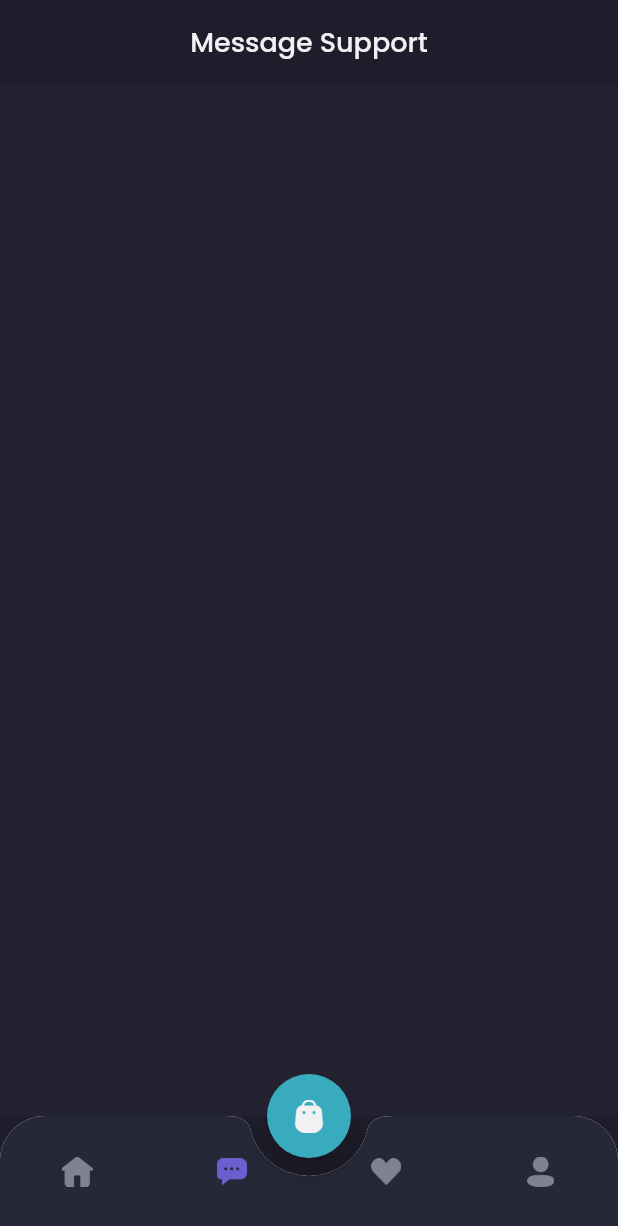
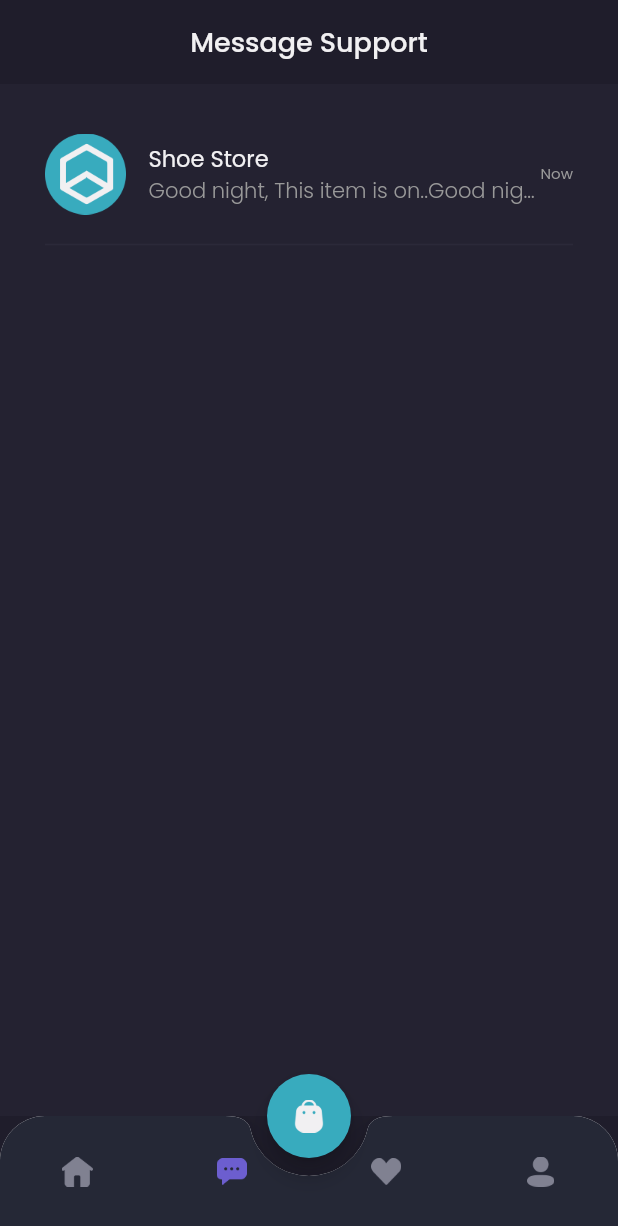
Before and after one commit to endijulian/flutter_toko_online, a Flutter app: the MainPage screen opened by its route, item 2 of the bottom bar chosen, on a phone screen of 412 x 824 dp. Shown: the top 1226 px of the screen. Run offline on Flutter 3.47's test engine with Material 2 defaults, Android fonts, the phone set to English and light mode, and no system bars; our stand-ins replace google_fonts.

Commit message:
detail_chat_page

```diff
--- a/lib/main.dart
+++ b/lib/main.dart
@@ -1,4 +1,5 @@
 import 'package:flutter/material.dart';
+import 'package:shamo/pages/detail_chat_page.dart';
 import 'package:shamo/pages/home/main_page.dart';
 import 'package:shamo/pages/sign_in_page.dart';
 import 'package:shamo/pages/sign_up_page.dart';
@@ -16,6 +17,7 @@ class MyApp extends StatelessWidget {
         '/sign-in': (context) => SignInPage(),
         '/sign-up': (context) => SignUpPage(),
         '/home': (context) => MainPage(),
+        '/detail-chat': (context) => DetailChatPage(),
       },
     );
   }
--- a/lib/pages/home/chat_page.dart
+++ b/lib/pages/home/chat_page.dart
@@ -88,6 +88,9 @@ class ChatPage extends StatelessWidget {
           width: double.infinity,
           color: backgroundColor3,
           child: ListView(
+            padding: EdgeInsets.symmetric(
+              horizontal: defaultMargin,
+            ),
             children: [
               ChatTile(),
             ],
--- a/lib/widgets/chat_tile.dart
+++ b/lib/widgets/chat_tile.dart
@@ -1,8 +1,66 @@
 import 'package:flutter/material.dart';
+import 'package:shamo/theme.dart';
 
 class ChatTile extends StatelessWidget {
   @override
   Widget build(BuildContext context) {
-    return Container();
+    return GestureDetector(
+      onTap: () {
+        Navigator.pushNamed(context, '/detail-chat');
+      },
+      child: Container(
+        margin: EdgeInsets.only(
+          top: 33,
+        ),
+        child: Column(
+          children: [
+            Row(
+              children: [
+                Image.asset(
+                  'assets/image_shop_logo.png',
+                  width: 54,
+                ),
+                SizedBox(
+                  width: 15,
+                ),
+                Expanded(
+                  child: Column(
+                    crossAxisAlignment: CrossAxisAlignment.start,
+                    children: [
+                      Text(
+                        'Shoe Store',
+                        style: primaryTextStyle.copyWith(
+                          fontSize: 15,
+                        ),
+                      ),
+                      Text(
+                        'Good night, This item is on..Good night, This item is on..Good night, This item is on..',
+                        style: secondaryTextStyle.copyWith(
+                          fontWeight: light,
+                        ),
+                        overflow: TextOverflow.ellipsis,
+                      )
+                    ],
+                  ),
+                ),
+                Text(
+                  'Now',
+                  style: secondaryTextStyle.copyWith(
+                    fontSize: 10,
+                  ),
+                ),
+              ],
+            ),
+            SizedBox(
+              height: 12,
+            ),
+            Divider(
+              thickness: 1,
+              color: Color(0XFF2B2939),
+            ),
+          ],
+        ),
+      ),
+    );
   }
 }
```
Also changed, not shown: lib/pages/detail_chat_page.dart (added, +52 -0 lines), assets/image_shop_logo.png (renamed from assets/Logo Shop Picture.png), assets/logo_chat_online.png (added).
